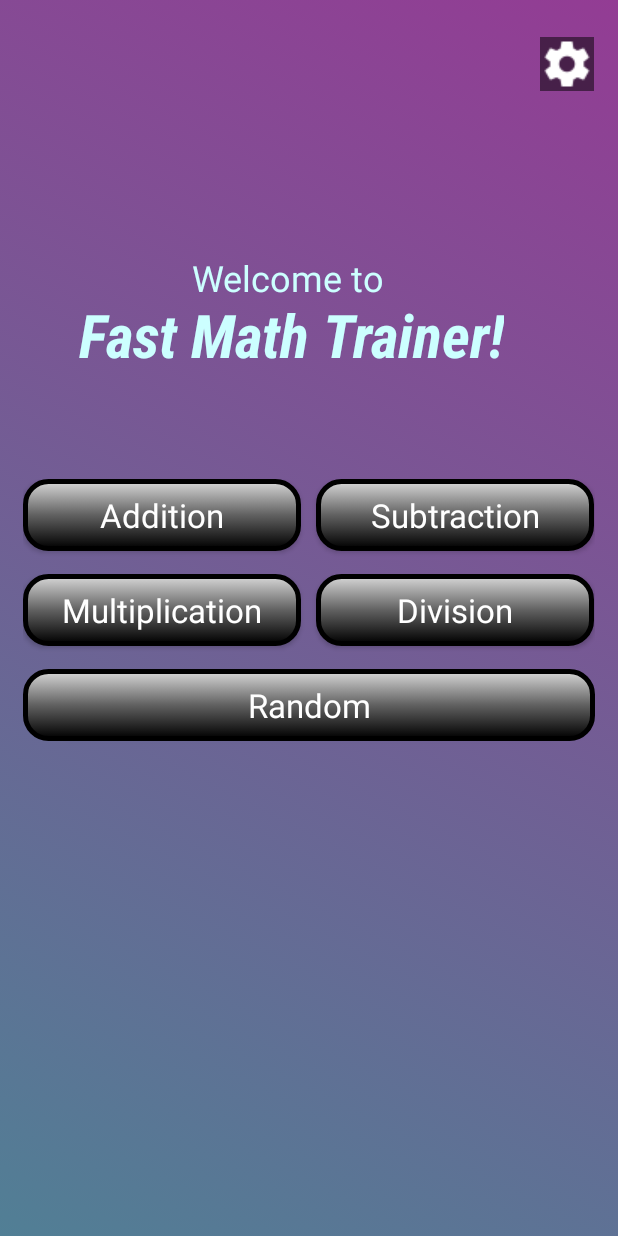
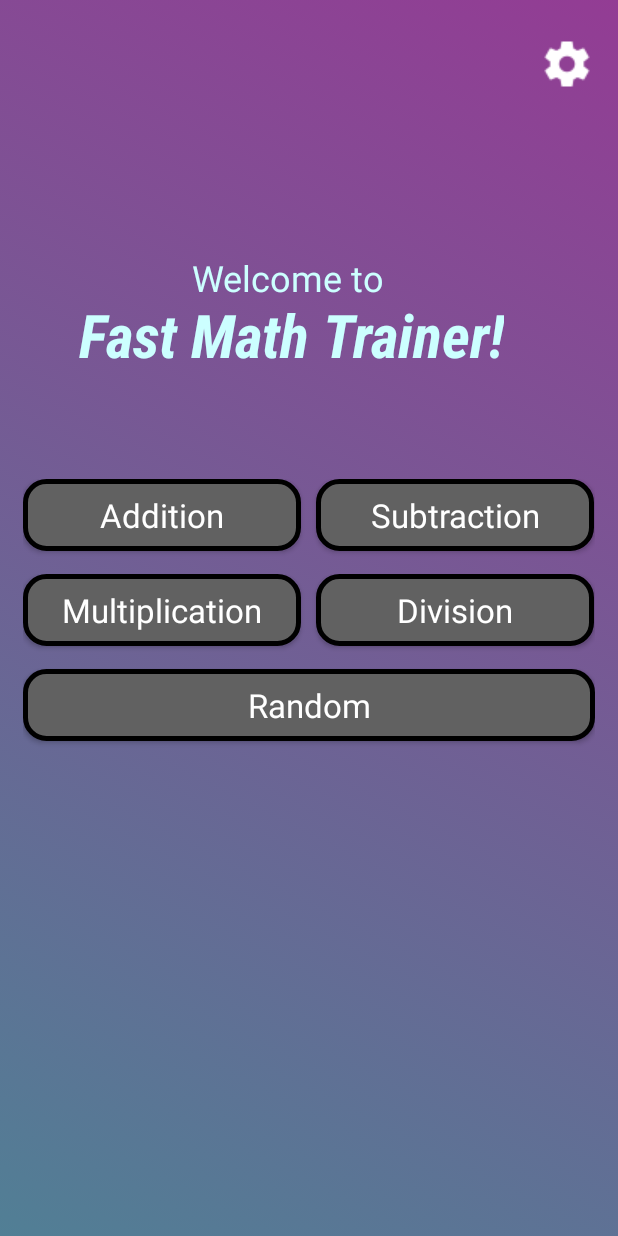
Before and after one commit to bminton3/FastMathTrainer2, an Android app: the screen it shows after launch (MainMenuActivity), on a phone screen of 412 x 824 dp. Run offline under Robolectric (Android 15) with nearby library versions, the phone set to English and light mode, and no system bars; our stand-ins replace AdMob; Roboto replaces fonts that are not available here.

Commit message:
Made main menu buttons flat. Timed play background is now animated gradient.

```diff
--- a/app/src/main/java/com/minton/fastmathtrainer/MathCards/MathCardsActivity.kt
+++ b/app/src/main/java/com/minton/fastmathtrainer/MathCards/MathCardsActivity.kt
@@ -55,7 +55,7 @@ abstract class MathCardsActivity : BaseActivity() {
         if (gameMode.equals("timed")) {
             chronometer.setBase(SystemClock.elapsedRealtime());
             chronometer.start()
-            linearLayout.setBackgroundResource(0)
+            linearLayout.setBackgroundResource(R.drawable.android_gradient_timed_play)
         }
         else {
             chronometer.visibility = View.INVISIBLE
--- a/app/src/main/java/com/minton/fastmathtrainer/Style/StyleHandler.kt
+++ b/app/src/main/java/com/minton/fastmathtrainer/Style/StyleHandler.kt
@@ -11,23 +11,10 @@ import com.minton.fastmathtrainer.R
 class StyleHandler : StyleHandlerIfc  {
 
     override fun runAnimatedBackground(layout: ViewGroup, gameMode: String) {
-
-        if (!gameMode.equals("timed")) {
-            val thisLayout : ViewGroup
-            if (layout is LinearLayout) {
-                thisLayout = layout as LinearLayout
-            }
-            else if (layout is RelativeLayout) {
-                thisLayout = layout as RelativeLayout
-            }
-            else {
-                thisLayout = layout as LinearLayout
-            }
-            val animationDrawable = thisLayout.background as AnimationDrawable
-            animationDrawable.setEnterFadeDuration(2000)
-            animationDrawable.setExitFadeDuration(4000)
-            animationDrawable.start()
-        }
+        val animationDrawable = layout.background as AnimationDrawable
+        animationDrawable.setEnterFadeDuration(2000)
+        animationDrawable.setExitFadeDuration(4000)
+        animationDrawable.start()
     }
 
 }
--- a/app/src/main/res/drawable/android_gradient_timed_play.xml
+++ b/app/src/main/res/drawable/android_gradient_timed_play.xml
@@ -2,13 +2,13 @@
 <animation-list xmlns:android="http://schemas.android.com/apk/res/android">
     <item
         android:drawable="@drawable/gradient_4"
-        android:duration="2000" />
+        android:duration="4000" />
 
     <item
         android:drawable="@drawable/gradient_5"
-        android:duration="2000" />
+        android:duration="4000" />
 
     <item
         android:drawable="@drawable/gradient_6"
-        android:duration="2000" />
+        android:duration="4000" />
 </animation-list>
--- a/app/src/main/res/drawable/gradient_5.xml
+++ b/app/src/main/res/drawable/gradient_5.xml
@@ -2,6 +2,6 @@
 <shape xmlns:android="http://schemas.android.com/apk/res/android">
     <gradient
         android:angle="135"
-        android:endColor="#E47747"
-        android:startColor="#086BD4" />
+        android:endColor="#FFB200"
+        android:startColor="#FF4100" />
 </shape>
--- a/app/src/main/res/drawable/gradient_6.xml
+++ b/app/src/main/res/drawable/gradient_6.xml
@@ -2,6 +2,6 @@
 <shape xmlns:android="http://schemas.android.com/apk/res/android">
     <gradient
         android:angle="135"
-        android:endColor="#D5CA88"
+        android:endColor="#D5BE39"
         android:startColor="#8F3131" />
 </shape>
--- a/app/src/main/res/drawable/metallicbutton.xml
+++ b/app/src/main/res/drawable/metallicbutton.xml
@@ -1,12 +1,8 @@
 <?xml version="1.0" encoding="utf-8"?>
 <shape xmlns:android="http://schemas.android.com/apk/res/android"
     android:shape="rectangle">
-    <gradient
-        android:startColor="#d7d7d7"
-        android:centerColor="#616161"
-        android:endColor="#000000"
-        android:angle="270"
-        android:type="linear" />
-    <corners android:radius="15dp" />
+    <solid
+        android:color="#616161" />
+    <corners android:radius="14dp" />
     <stroke android:width="5px" android:color="#000000" />
 </shape>
--- a/app/src/main/res/drawable/metallicbuttonpressed.xml
+++ b/app/src/main/res/drawable/metallicbuttonpressed.xml
@@ -5,8 +5,8 @@
         android:startColor="#FFFFFF"
         android:centerColor="#000000"
         android:endColor="#FFFFFF"
-        android:angle="270"
+        android:angle="45"
         android:type="linear" />
-    <corners android:radius="15dp" />
+    <corners android:radius="14dp" />
     <stroke android:width="5px" android:color="#000000" />
 </shape>
--- a/app/src/main/res/layout/activity_main_menu.xml
+++ b/app/src/main/res/layout/activity_main_menu.xml
@@ -26,7 +26,7 @@
             android:layout_centerVertical="true"
             android:layout_marginEnd="16dp"
             android:layout_marginRight="16dp"
-            android:background="#80000000"
+            android:background="@android:color/transparent"
             android:src="@drawable/settingsbuttonstate" />
 
         <TextView
--- a/app/src/main/res/layout/activity_math_cards.xml
+++ b/app/src/main/res/layout/activity_math_cards.xml
@@ -213,7 +213,7 @@
                     android:background="@drawable/flatbuttonstate"
                     android:text="@string/clear"
                     android:textColor="#2e355b"
-                    android:textSize="40dp"/>
+                    android:textSize="28sp"/>
                 <Button
                     android:id="@+id/zero"
                     android:layout_height="match_parent"
--- a/app/src/main/res/values/strings.xml
+++ b/app/src/main/res/values/strings.xml
@@ -44,7 +44,7 @@
     <string name="eight">8</string>
     <string name="nine">9</string>
     <string name="zero">0</string>
-    <string name="clear">C</string>
-    <string name="back">\u003C</string>
+    <string name="clear">Clear</string>
+    <string name="back">◄</string>
     <string name="title_activity_base">BaseActivity</string>
 </resources>
```
